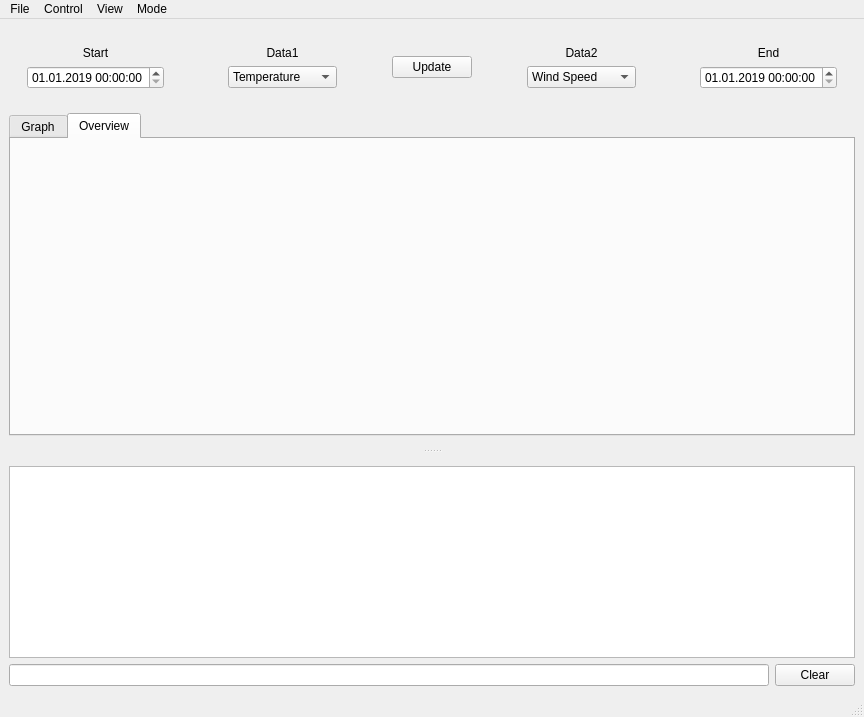
First picture: the form in resources/main_view.ui, repository HAW-MeS-W19-STP-1a/UI, before the edit.
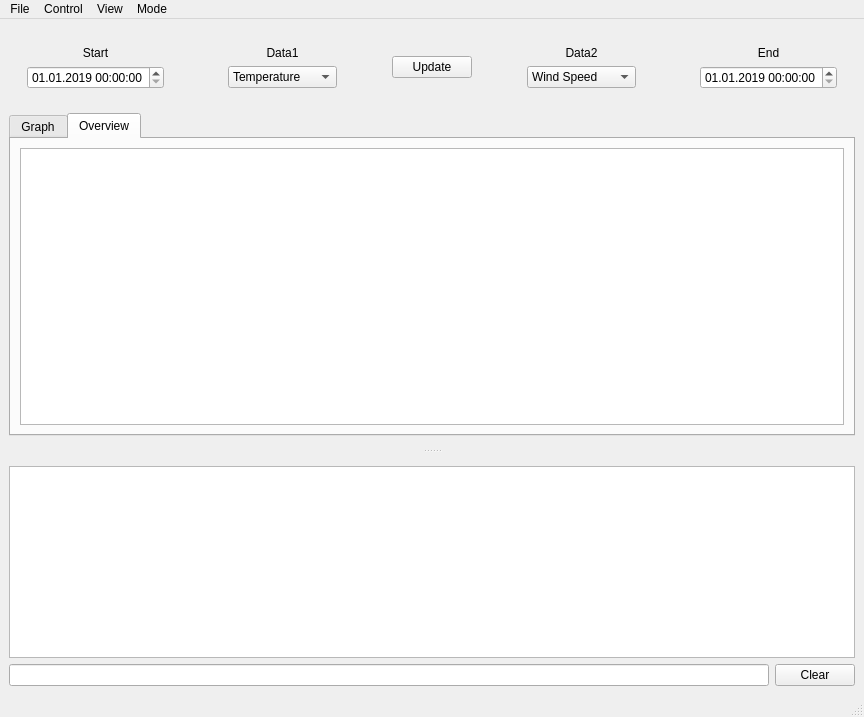
Second picture: the form after the edit. The open tabs and pages were chosen to show the change. Custom widgets are drawn as their Qt base class.

Commit message: Reading data from station, table and plot them

Patch:
```diff
--- a/resources/main_view.ui
+++ b/resources/main_view.ui
@@ -353,6 +353,11 @@
            <attribute name="title">
             <string>Overview</string>
            </attribute>
+           <layout class="QGridLayout" name="gridLayout_3">
+            <item row="0" column="0">
+             <widget class="TableWidget" name="tableWidget"/>
+            </item>
+           </layout>
           </widget>
          </widget>
         </item>
@@ -687,6 +692,11 @@
    <extends>QGraphicsView</extends>
    <header location="global">pyqtgraph</header>
   </customwidget>
+  <customwidget>
+   <class>TableWidget</class>
+   <extends>QTableWidget</extends>
+   <header>pyqtgraph</header>
+  </customwidget>
  </customwidgets>
  <resources>
   <include location="mvc_app.qrc"/>
```
Left out of the diff: 4 changed lines with no effect on the pictures. The commit also changes 8 other files.
